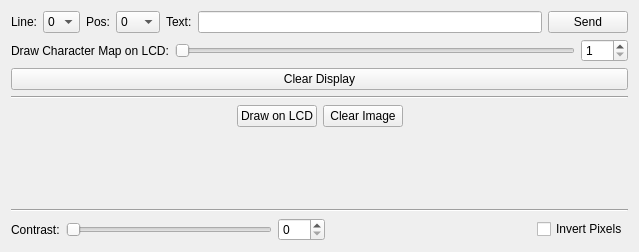
First picture: the form in src/brickv/plugin_system/plugins/oled_128x64/ui/oled_128x64.ui, repository Tinkerforge/brickv, before the edit.
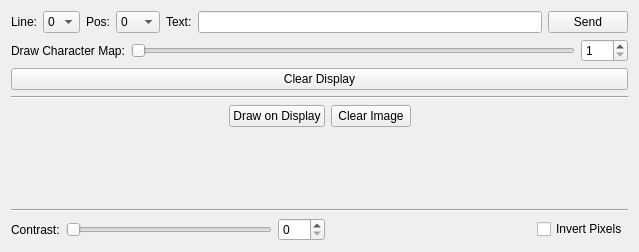
Second picture: the form after the edit.

```diff
--- a/src/brickv/plugin_system/plugins/oled_128x64/ui/oled_128x64.ui
+++ b/src/brickv/plugin_system/plugins/oled_128x64/ui/oled_128x64.ui
@@ -236,7 +236,7 @@
      <item>
       <widget class="QLabel" name="label_5">
        <property name="text">
-        <string>Draw Character Map on LCD:</string>
+        <string>Draw Character Map:</string>
        </property>
       </widget>
      </item>
@@ -305,7 +305,7 @@
          <item>
           <widget class="QPushButton" name="draw_button">
            <property name="text">
-            <string>Draw on LCD</string>
+            <string>Draw on Display</string>
            </property>
           </widget>
          </item>
```
